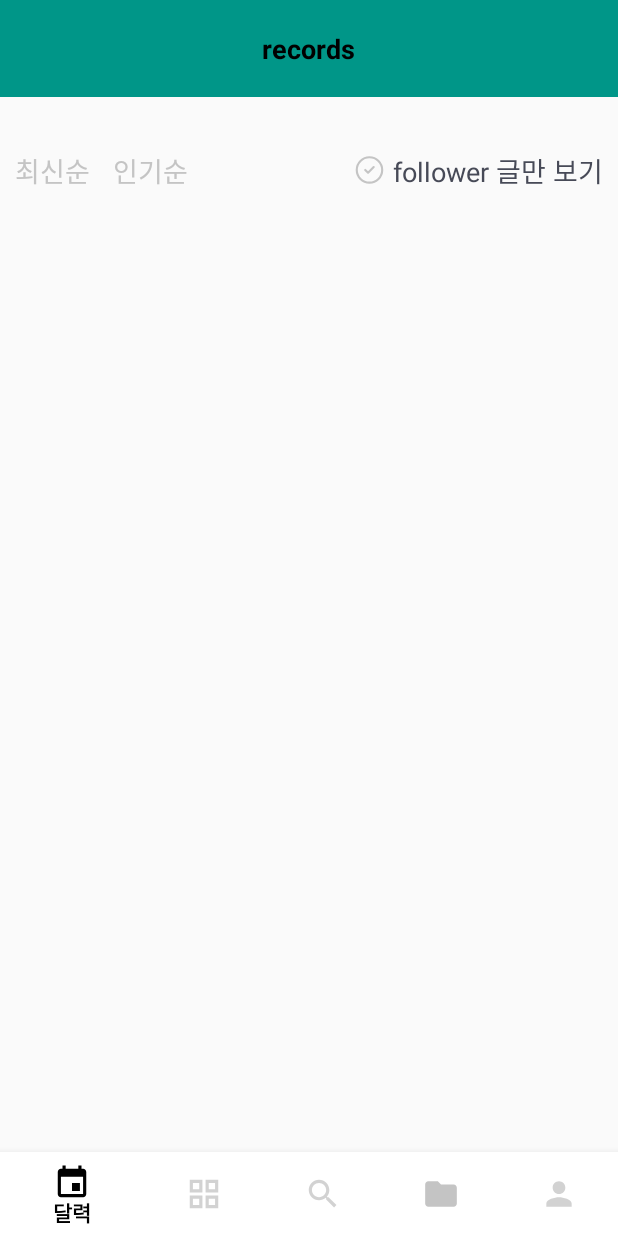
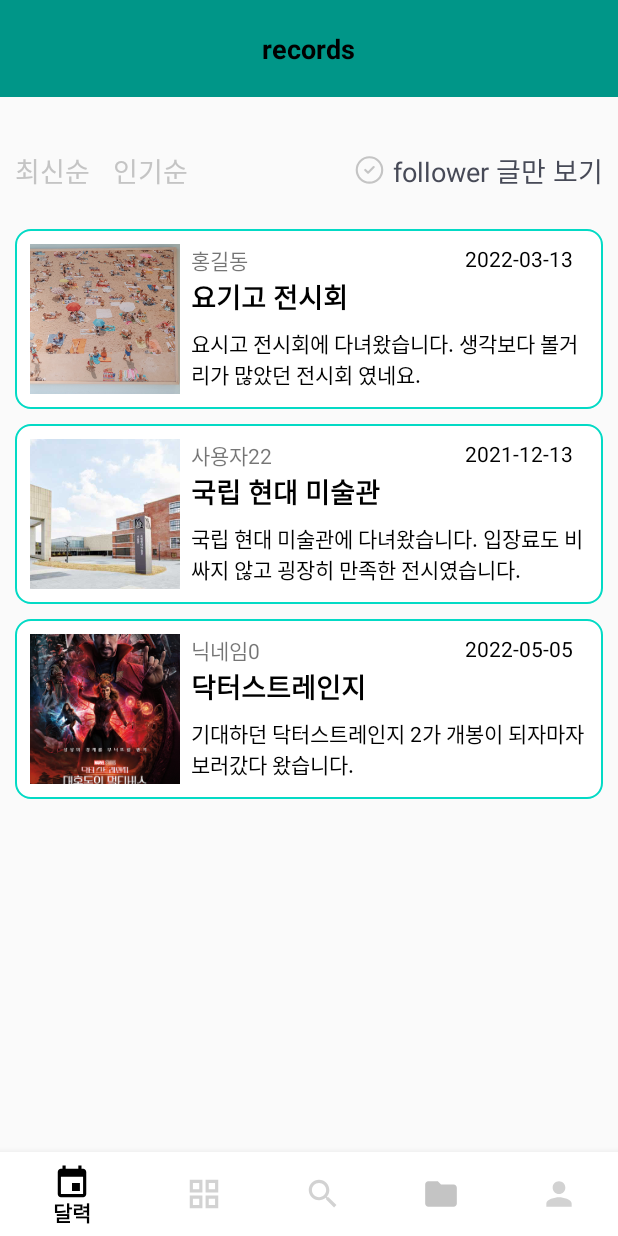
Before and after one commit to Capstone-kks/KKS_Android, an Android app: the fragment FeedFragment placed in its activity, on a phone screen of 412 x 824 dp. Run offline under Robolectric (Android 15) with nearby library versions, the phone set to English and light mode, and no system bars; libraries missing offline, so code that uses them is left out: com.kakao.sdk; pictures from the network do not load; 4 statements that could not run were skipped.

Commit message:
더미데이터 추가

```diff
--- a/app/src/main/java/com/example/kks/feed/FeedFragment.kt
+++ b/app/src/main/java/com/example/kks/feed/FeedFragment.kt
@@ -7,6 +7,7 @@ import android.view.LayoutInflater
 import android.view.View
 import android.view.ViewGroup
 import androidx.fragment.app.Fragment
+import androidx.recyclerview.widget.LinearLayoutManager
 import com.example.kks.R
 import com.example.kks.databinding.FragmentFeedBinding
 import com.example.kks.record.Record
@@ -19,6 +20,7 @@ class FeedFragment:Fragment() {
     private var recentCheck : Boolean = true // 최신순
     private var hotCheck : Boolean = false // 인기순
     private var isFollowingRecord : Boolean = false // following 글들만 보기
+    private lateinit var records:ArrayList<Record>  // 더미 데이터
 
     private lateinit var recordListAdapter : RecordListAdapter
 
@@ -34,6 +36,20 @@ class FeedFragment:Fragment() {
 //        }
 
         initView() // view 초기화
+
+        records=ArrayList<Record>()
+        records.add(Record(1,2,"홍길동","요기고 전시회",2,3.0,"요시고 전시회에 다녀왔습니다. 생각보다 볼거리가 많았던 전시회 였네요.",
+        true,R.drawable.sample,"2022-03-13",3))
+        records.add(Record(2,2,"사용자22","국립 현대 미술관",2,5.0,"국립 현대 미술관에 다녀왔습니다. 입장료도 비싸지 않고 굉장히 만족한 전시였습니다.",
+            true,R.drawable.sample1,"2021-12-13",2))
+        records.add(Record(3,2,"닉네임0","닥터스트레인지",3,4.0,"기대하던 닥터스트레인지 2가 개봉이 되자마자 보러갔다 왔습니다. ",
+            true,R.drawable.sample2,"2022-05-05",1))
+        initRecyclerView(records)
+
+
+
+
+
 
         binding.refreshLayout.setOnClickListener{
             // todo 서버에서 데이터 reload
@@ -55,7 +71,7 @@ class FeedFragment:Fragment() {
             sort=1
             // todo api 다시 호출
             getRecordList()
-            initRecyclerView()
+           // initRecyclerView()
 
         }
 
@@ -67,7 +83,7 @@ class FeedFragment:Fragment() {
             sort=2
             // todo api 다시 호출
             getRecordList()
-            initRecyclerView()
+           // initRecyclerView()
 
         }
 
@@ -76,7 +92,7 @@ class FeedFragment:Fragment() {
             isFollowingRecord =!isFollowingRecord
             initCheckFollowingButton()
             getRecordList()
-            initRecyclerView()
+         //   initRecyclerView()
 
 
         }
@@ -88,7 +104,7 @@ class FeedFragment:Fragment() {
 
     }
 
-    private fun initRecyclerView(){
+    private fun initRecyclerView(records:ArrayList<Record>){
         // recyclerView <-> adapter 연결
         recordListAdapter = RecordListAdapter(context)
         recordListAdapter.setRecordClickListener(object : RecordListAdapter.RecordClickListener{
@@ -97,6 +113,10 @@ class FeedFragment:Fragment() {
             }
 
         })
+        binding.feedRecyclerView.adapter=recordListAdapter
+        binding.feedRecyclerView.layoutManager = LinearLayoutManager(context,LinearLayoutManager.VERTICAL,false)
+
+        recordListAdapter.addRecords(records)
 
     }
 
--- a/app/src/main/java/com/example/kks/feed/FeedRetrofitInterface.kt
+++ b/app/src/main/java/com/example/kks/feed/FeedRetrofitInterface.kt
@@ -6,7 +6,7 @@ import retrofit2.http.Query
 
 interface FeedRetrofitInterface {
     // Feed 목록 불러오기
-    @GET("/feed?")
+    @GET("/all?")
     fun getFeed(
         @Query("sort") sort :Int, // 정렬 기준 (최신순 : 1, 인기순 : 2)
         @Query("isFollowing")  isFollowing : Boolean //  팔로잉한 유저만(true)/ 전체 (false)
--- a/app/src/main/java/com/example/kks/record/Record.kt
+++ b/app/src/main/java/com/example/kks/record/Record.kt
@@ -11,7 +11,7 @@ data class Record(
     @SerializedName("rate") val rate : Double, // 레코드 평점
     @SerializedName("content") val content : String, // 레코드 내용
     @SerializedName("postPublic") val postPublic : Boolean, // 공개 여부
-    @SerializedName("imgUrl") val recordImgUrl : String, // 이미지
+    @SerializedName("imgUrl") val recordImgUrl : Int, // 이미지
     @SerializedName("postDate") val postDate : String, // 작성한 날짜
     @SerializedName("commentCount") val commentCount : Int, // 댓글 수
 )
--- a/app/src/main/res/layout/fragment_feed.xml
+++ b/app/src/main/res/layout/fragment_feed.xml
@@ -104,6 +104,7 @@
                     <!-- RecyclerView 글 목록 -->
 
                     <androidx.recyclerview.widget.RecyclerView
+                        android:id="@+id/feed_recyclerView"
                         android:layout_marginStart="10dp"
                         android:layout_marginEnd="10dp"
                         android:layout_marginTop="25dp"
```
Also changed, not shown: app/src/main/res/drawable/sample1.jpg (added), app/src/main/res/drawable/sample2.jpg (added).
